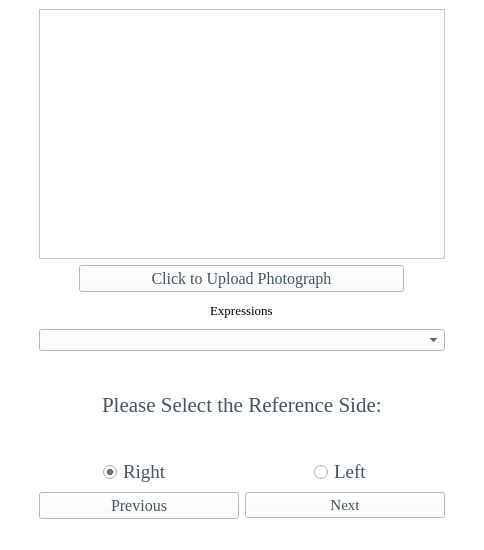
Qt form uis/Single_Select.ui (MEA-Summer/Emotrics_Plus) before a commit.
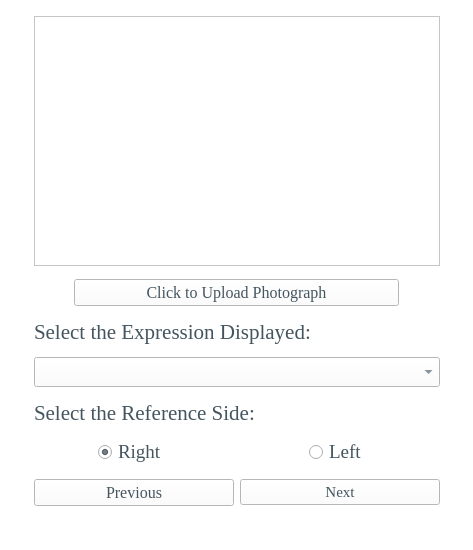
The same form after that commit. Icons and pictures are not drawn. Custom widgets are drawn as their Qt base class.

Patch:
```diff
--- a/uis/Single_Select.ui
+++ b/uis/Single_Select.ui
@@ -6,7 +6,7 @@
    <rect>
     <x>0</x>
     <y>0</y>
-    <width>484</width>
+    <width>473</width>
     <height>550</height>
    </rect>
   </property>
@@ -40,28 +40,31 @@
   </property>
   <widget class="QWidget" name="centralwidget">
    <layout class="QGridLayout" name="gridLayout">
-    <item row="6" column="1" alignment="Qt::AlignHCenter">
-     <widget class="QRadioButton" name="rightSideButton">
+    <item row="10" column="2">
+     <widget class="QPushButton" name="nextButton">
       <property name="sizePolicy">
        <sizepolicy hsizetype="Fixed" vsizetype="Fixed">
         <horstretch>0</horstretch>
         <verstretch>0</verstretch>
        </sizepolicy>
       </property>
+      <property name="minimumSize">
+       <size>
+        <width>200</width>
+        <height>0</height>
+       </size>
+      </property>
       <property name="font">
        <font>
         <family>Times New Roman</family>
-        <pointsize>14</pointsize>
+        <pointsize>11</pointsize>
        </font>
       </property>
       <property name="styleSheet">
        <string notr="true">color: rgb(68, 85, 95);</string>
       </property>
       <property name="text">
-       <string>Right </string>
-      </property>
-      <property name="checked">
-       <bool>true</bool>
+       <string>Next</string>
       </property>
      </widget>
     </item>
@@ -93,50 +96,28 @@
       </property>
      </widget>
     </item>
-    <item row="4" column="0" colspan="4" alignment="Qt::AlignHCenter">
-     <widget class="QLabel" name="label_11">
-      <property name="font">
-       <font>
-        <family>Times New Roman</family>
-        <pointsize>16</pointsize>
-       </font>
-      </property>
-      <property name="styleSheet">
-       <string notr="true">color: rgb(68, 85, 95);</string>
-      </property>
-      <property name="text">
-       <string>Please Select the Reference Side:</string>
-      </property>
-      <property name="alignment">
-       <set>Qt::AlignLeading|Qt::AlignLeft|Qt::AlignVCenter</set>
-      </property>
-     </widget>
-    </item>
-    <item row="8" column="2">
-     <widget class="QPushButton" name="nextButton">
+    <item row="8" column="1" alignment="Qt::AlignHCenter">
+     <widget class="QRadioButton" name="rightSideButton">
       <property name="sizePolicy">
        <sizepolicy hsizetype="Fixed" vsizetype="Fixed">
         <horstretch>0</horstretch>
         <verstretch>0</verstretch>
        </sizepolicy>
       </property>
-      <property name="minimumSize">
-       <size>
-        <width>200</width>
-        <height>0</height>
-       </size>
-      </property>
       <property name="font">
        <font>
         <family>Times New Roman</family>
-        <pointsize>11</pointsize>
+        <pointsize>14</pointsize>
        </font>
       </property>
       <property name="styleSheet">
        <string notr="true">color: rgb(68, 85, 95);</string>
       </property>
       <property name="text">
-       <string>Next</string>
+       <string>Right </string>
+      </property>
+      <property name="checked">
+       <bool>true</bool>
       </property>
      </widget>
     </item>
@@ -165,7 +146,7 @@
       </property>
      </widget>
     </item>
-    <item row="6" column="2" alignment="Qt::AlignHCenter">
+    <item row="8" column="2" alignment="Qt::AlignHCenter">
      <widget class="QRadioButton" name="leftSideButton">
       <property name="sizePolicy">
        <sizepolicy hsizetype="Fixed" vsizetype="Fixed">
@@ -187,14 +168,83 @@
       </property>
      </widget>
     </item>
+    <item row="10" column="1">
+     <widget class="QPushButton" name="previousButton">
+      <property name="sizePolicy">
+       <sizepolicy hsizetype="Fixed" vsizetype="Fixed">
+        <horstretch>0</horstretch>
+        <verstretch>0</verstretch>
+       </sizepolicy>
+      </property>
+      <property name="minimumSize">
+       <size>
+        <width>200</width>
+        <height>0</height>
+       </size>
+      </property>
+      <property name="font">
+       <font>
+        <family>Times New Roman</family>
+        <pointsize>12</pointsize>
+       </font>
+      </property>
+      <property name="styleSheet">
+       <string notr="true">color: rgb(68, 85, 95);</string>
+      </property>
+      <property name="text">
+       <string>Previous</string>
+      </property>
+     </widget>
+    </item>
     <item row="3" column="1" colspan="2">
      <widget class="QComboBox" name="ExpressionComboBox">
+      <property name="font">
+       <font>
+        <family>Times New Roman</family>
+        <pointsize>14</pointsize>
+       </font>
+      </property>
+      <property name="styleSheet">
+       <string notr="true">color: rgb(68, 85, 95);</string>
+      </property>
       <property name="editable">
        <bool>false</bool>
       </property>
      </widget>
     </item>
-    <item row="2" column="1" colspan="2" alignment="Qt::AlignHCenter">
+    <item row="4" column="1" colspan="2">
+     <widget class="QLabel" name="expressionsLabel_2">
+      <property name="maximumSize">
+       <size>
+        <width>16777215</width>
+        <height>25</height>
+       </size>
+      </property>
+      <property name="font">
+       <font>
+        <family>Times New Roman</family>
+        <pointsize>16</pointsize>
+        <strikeout>false</strikeout>
+       </font>
+      </property>
+      <property name="layoutDirection">
+       <enum>Qt::LeftToRight</enum>
+      </property>
+      <property name="autoFillBackground">
+       <bool>false</bool>
+      </property>
+      <property name="styleSheet">
+       <string notr="true">color: rgb(68, 85, 95);</string>
+      </property>
+      <property name="text">
+       <string>Select the Reference Side:</string>
+      </property>
+      <property name="alignment">
+       <set>Qt::AlignLeading|Qt::AlignLeft|Qt::AlignVCenter</set>
+      </property>
+     </widget>
+    </item>
+    <item row="2" column="1" colspan="2">
      <widget class="QLabel" name="expressionsLabel">
       <property name="maximumSize">
        <size>
@@ -205,7 +255,7 @@
       <property name="font">
        <font>
         <family>Times New Roman</family>
-        <pointsize>10</pointsize>
+        <pointsize>16</pointsize>
         <strikeout>false</strikeout>
        </font>
       </property>
@@ -213,38 +263,10 @@
        <bool>false</bool>
       </property>
       <property name="styleSheet">
-       <string notr="true"/>
-      </property>
-      <property name="text">
-       <string>Expressions</string>
-      </property>
-     </widget>
-    </item>
-    <item row="8" column="1">
-     <widget class="QPushButton" name="previousButton">
-      <property name="sizePolicy">
-       <sizepolicy hsizetype="Fixed" vsizetype="Fixed">
-        <horstretch>0</horstretch>
-        <verstretch>0</verstretch>
-       </sizepolicy>
-      </property>
-      <property name="minimumSize">
-       <size>
-        <width>200</width>
-        <height>0</height>
-       </size>
-      </property>
-      <property name="font">
-       <font>
-        <family>Times New Roman</family>
-        <pointsize>12</pointsize>
-       </font>
-      </property>
-      <property name="styleSheet">
        <string notr="true">color: rgb(68, 85, 95);</string>
       </property>
       <property name="text">
-       <string>Previous</string>
+       <string>Select the Expression Displayed:</string>
       </property>
      </widget>
     </item>
```
Left out of the diff: 2 changed lines with no effect on the pictures.
